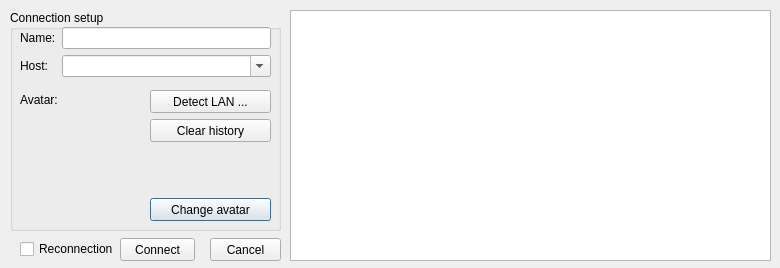
This is src/dialog/connectiondialog.ui in Mogara/QSanguosha-For-Hegemony as Qt 5 draws it before an edit. The edited form follows.
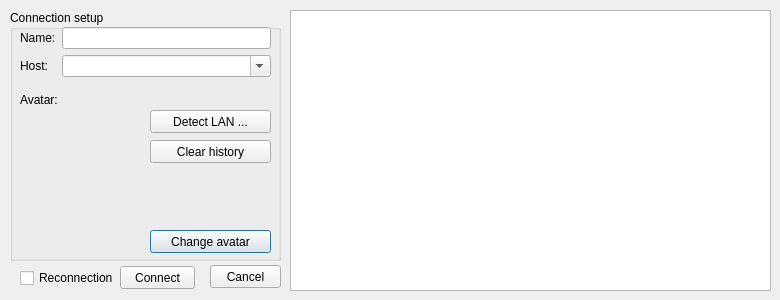
This is the edited form.

Commit message: ui优化

Diff of the .ui file:
```diff
--- a/src/dialog/connectiondialog.ui
+++ b/src/dialog/connectiondialog.ui
@@ -10,7 +10,7 @@
     <x>0</x>
     <y>0</y>
     <width>780</width>
-    <height>268</height>
+    <height>300</height>
    </rect>
   </property>
   <property name="windowTitle">
@@ -22,7 +22,7 @@
      <x>10</x>
      <y>10</y>
      <width>271</width>
-     <height>221</height>
+     <height>251</height>
     </rect>
    </property>
    <property name="title">
@@ -47,7 +47,7 @@
       <x>20</x>
       <y>108</y>
       <width>100</width>
-      <height>100</height>
+      <height>136</height>
      </rect>
     </property>
     <property name="minimumSize">
@@ -67,7 +67,7 @@
     <property name="geometry">
      <rect>
       <x>140</x>
-      <y>188</y>
+      <y>220</y>
       <width>121</width>
       <height>23</height>
      </rect>
@@ -80,7 +80,7 @@
     <property name="geometry">
      <rect>
       <x>140</x>
-      <y>80</y>
+      <y>100</y>
       <width>121</width>
       <height>23</height>
      </rect>
@@ -93,7 +93,7 @@
     <property name="geometry">
      <rect>
       <x>140</x>
-      <y>109</y>
+      <y>130</y>
       <width>121</width>
       <height>23</height>
      </rect>
@@ -148,7 +148,7 @@
      <x>290</x>
      <y>10</y>
      <width>481</width>
-     <height>251</height>
+     <height>281</height>
     </rect>
    </property>
    <property name="iconSize">
@@ -168,7 +168,7 @@
    <property name="geometry">
     <rect>
      <x>210</x>
-     <y>238</y>
+     <y>265</y>
      <width>71</width>
      <height>23</height>
     </rect>
@@ -181,7 +181,7 @@
    <property name="geometry">
     <rect>
      <x>120</x>
-     <y>238</y>
+     <y>266</y>
      <width>75</width>
      <height>23</height>
     </rect>
@@ -194,7 +194,7 @@
    <property name="geometry">
     <rect>
      <x>20</x>
-     <y>241</y>
+     <y>270</y>
      <width>95</width>
      <height>16</height>
     </rect>
```
